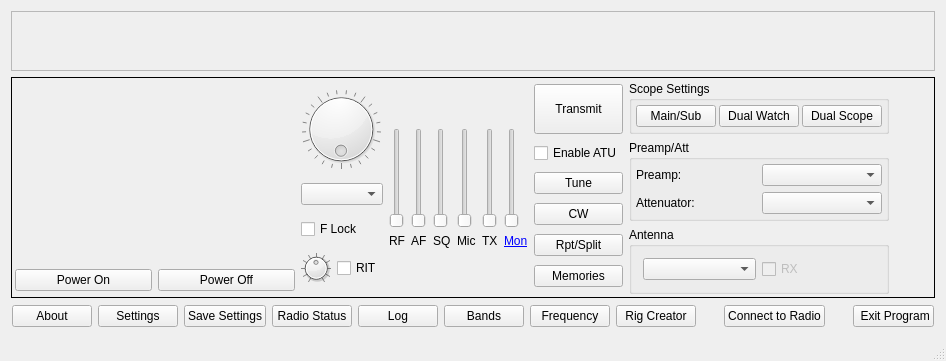
First picture: the form in wfmain.ui, repository adecarolis/wfweb, before the edit.
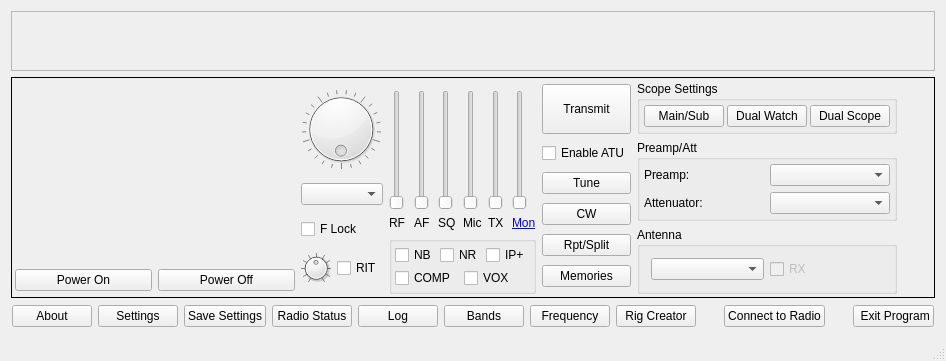
Second picture: the form after the edit. Custom widgets are drawn as their Qt base class.

Patch:
```diff
--- a/wfmain.ui
+++ b/wfmain.ui
@@ -336,14 +336,14 @@
          <item>
           <layout class="QVBoxLayout" name="verticalLayout_4">
            <item>
-            <spacer name="verticalSpacer_2">
+            <spacer name="verticalSpacer">
              <property name="orientation">
               <enum>Qt::Vertical</enum>
              </property>
              <property name="sizeHint" stdset="0">
               <size>
                <width>20</width>
-               <height>40</height>
+               <height>5</height>
               </size>
              </property>
             </spacer>
@@ -381,7 +381,7 @@
                  <property name="minimumSize">
                   <size>
                    <width>0</width>
-                   <height>100</height>
+                   <height>120</height>
                   </size>
                  </property>
                  <property name="maximumSize">
@@ -444,7 +444,7 @@
                  <property name="minimumSize">
                   <size>
                    <width>0</width>
-                   <height>100</height>
+                   <height>120</height>
                   </size>
                  </property>
                  <property name="maximumSize">
@@ -501,7 +501,7 @@
                  <property name="minimumSize">
                   <size>
                    <width>0</width>
-                   <height>100</height>
+                   <height>120</height>
                   </size>
                  </property>
                  <property name="maximumSize">
@@ -558,7 +558,7 @@
                  <property name="minimumSize">
                   <size>
                    <width>0</width>
-                   <height>100</height>
+                   <height>120</height>
                   </size>
                  </property>
                  <property name="maximumSize">
@@ -615,7 +615,7 @@
                  <property name="minimumSize">
                   <size>
                    <width>0</width>
-                   <height>100</height>
+                   <height>120</height>
                   </size>
                  </property>
                  <property name="maximumSize">
@@ -669,7 +669,7 @@
                  <property name="minimumSize">
                   <size>
                    <width>0</width>
-                   <height>100</height>
+                   <height>120</height>
                   </size>
                  </property>
                  <property name="maximumSize">
@@ -719,17 +719,77 @@
             </layout>
            </item>
            <item>
-            <spacer name="verticalSpacer">
-             <property name="orientation">
-              <enum>Qt::Vertical</enum>
+            <widget class="QGroupBox" name="OtherControlsGrp">
+             <property name="title">
+              <string/>
              </property>
-             <property name="sizeHint" stdset="0">
-              <size>
-               <width>20</width>
-               <height>40</height>
-              </size>
-             </property>
-            </spacer>
+             <layout class="QVBoxLayout" name="verticalLayout_3">
+              <property name="spacing">
+               <number>3</number>
+              </property>
+              <property name="leftMargin">
+               <number>3</number>
+              </property>
+              <property name="topMargin">
+               <number>3</number>
+              </property>
+              <property name="rightMargin">
+               <number>3</number>
+              </property>
+              <property name="bottomMargin">
+               <number>3</number>
+              </property>
+              <item>
+               <layout class="QHBoxLayout" name="horizontalLayout_6">
+                <property name="spacing">
+                 <number>3</number>
+                </property>
+                <item>
+                 <widget class="QCheckBox" name="nbEnableChk">
+                  <property name="text">
+                   <string>NB</string>
+                  </property>
+                 </widget>
+                </item>
+                <item>
+                 <widget class="QCheckBox" name="nrEnableChk">
+                  <property name="text">
+                   <string>NR</string>
+                  </property>
+                 </widget>
+                </item>
+                <item>
+                 <widget class="QCheckBox" name="ipPlusEnableChk">
+                  <property name="text">
+                   <string>IP+</string>
+                  </property>
+                 </widget>
+                </item>
+               </layout>
+              </item>
+              <item>
+               <layout class="QHBoxLayout" name="horizontalLayout">
+                <property name="spacing">
+                 <number>3</number>
+                </property>
+                <item>
+                 <widget class="QCheckBox" name="compEnableChk">
+                  <property name="text">
+                   <string>COMP</string>
+                  </property>
+                 </widget>
+                </item>
+                <item>
+                 <widget class="QCheckBox" name="voxEnableChk">
+                  <property name="text">
+                   <string>VOX</string>
+                  </property>
+                 </widget>
+                </item>
+               </layout>
+              </item>
+             </layout>
+            </widget>
            </item>
           </layout>
          </item>
```
Left out of the diff: 1 changed line with no effect on the pictures.
